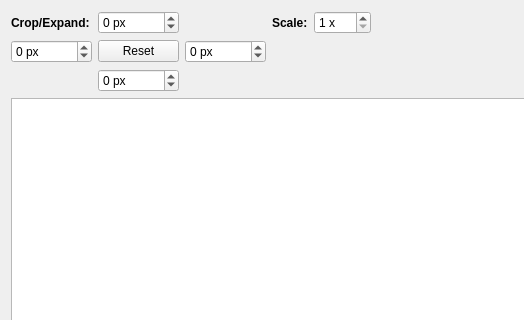
Before: the Qt Designer form controls/resize/dialogcanvasresize.ui in riuson/lcd-image-converter, drawn with Qt 5; both pictures show x 0 to 524 and y 0 to 320 of the 757 by 480 pixel window.
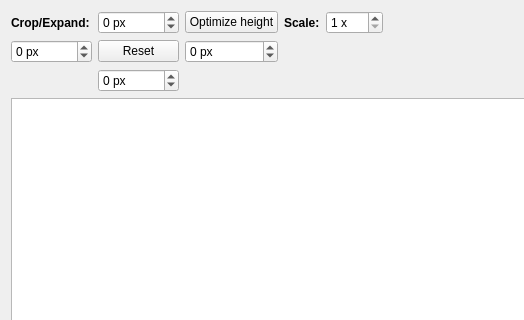
After: the same form once the commit is applied.

Commit message: Implemented height's minimization

What changed in the file:
```diff
--- a/controls/resize/dialogcanvasresize.ui
+++ b/controls/resize/dialogcanvasresize.ui
@@ -155,6 +155,13 @@
        </property>
       </widget>
      </item>
+     <item row="1" column="2">
+      <widget class="QPushButton" name="pushButtonOptimizeHeight">
+       <property name="text">
+        <string>Optimize height</string>
+       </property>
+      </widget>
+     </item>
     </layout>
    </item>
    <item>
```
The commit also changes 5 other files.
